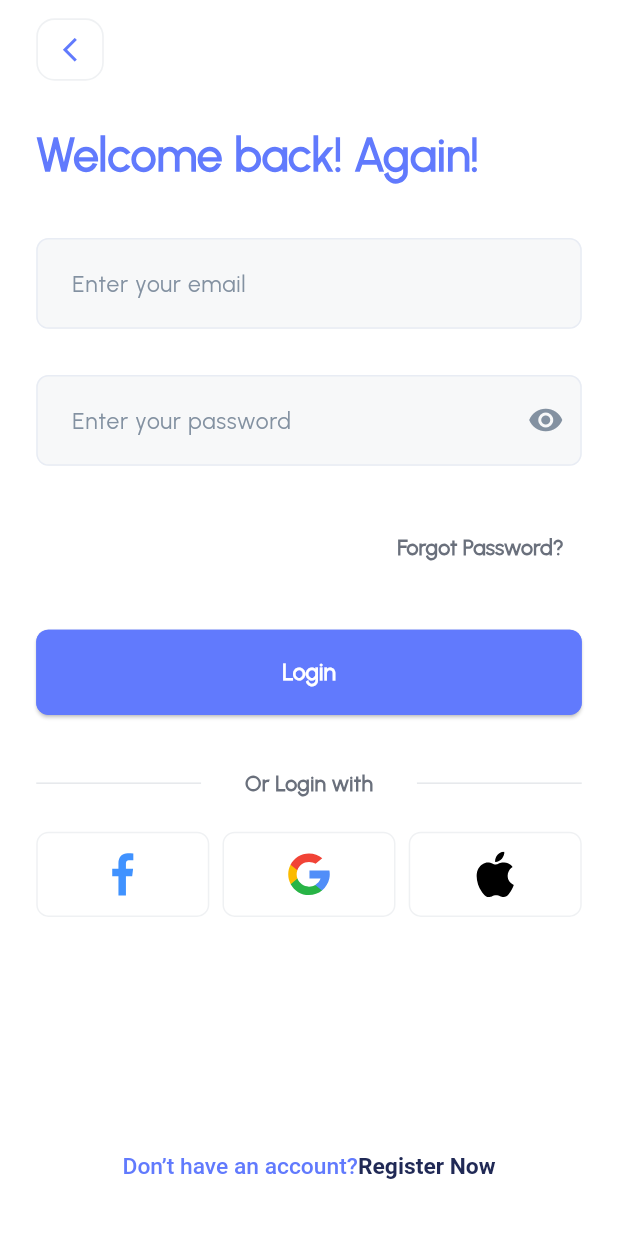
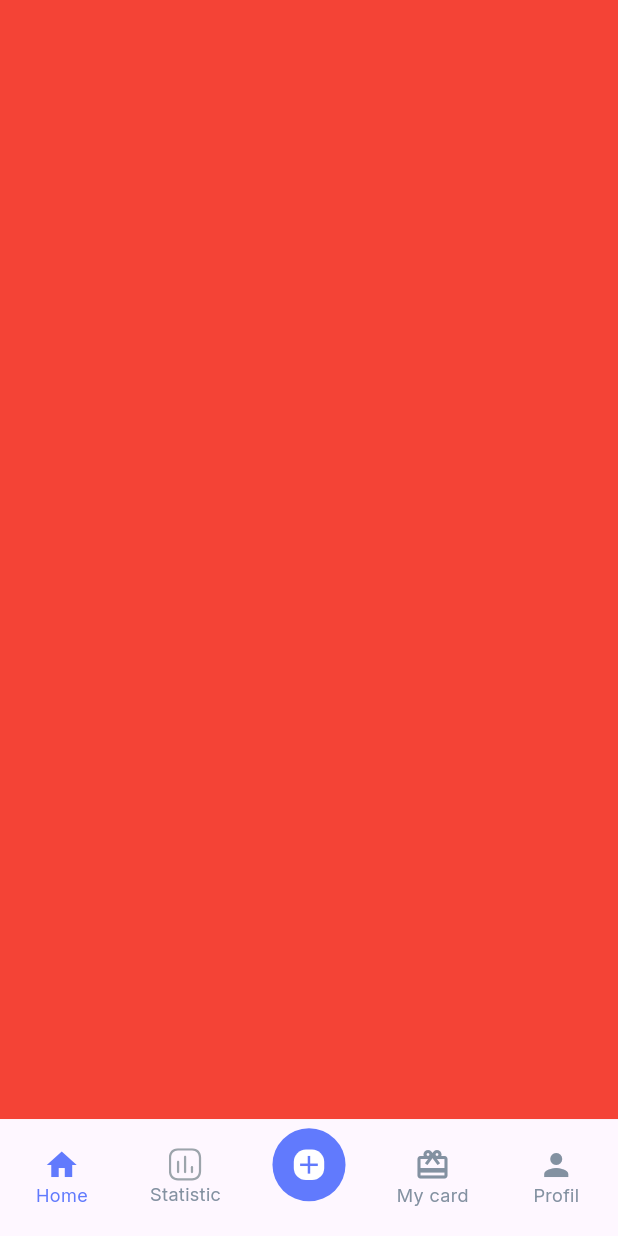
Before and after one commit to Elhaw2003/finance-app, a Flutter app: the screen it shows after launch, after a tap on "Login", on a phone screen of 412 x 824 dp. Run offline on Flutter 3.47's test engine with Material 3 defaults, Android fonts, the phone set to English and light mode, and no system bars; our stand-ins replace flutter_screenutil, flutter_svg, go_router, pin_code_fields.

Commit message:
bottom navigation bar in main done

```diff
--- a/lib/core/routing/app_routes.dart
+++ b/lib/core/routing/app_routes.dart
@@ -4,4 +4,6 @@ class AppRoutes{
   static const otpVerifyScreen = "/otpVerifyScreen";
   static const registerScreen = "/registerScreen";
   static const forgotScreen = "/forgotScreen";
+  static const homeScreen = "/homeScreen";
+  static const mainScreen = "/mainScreen";
 }
--- a/lib/core/routing/router_generation_config.dart
+++ b/lib/core/routing/router_generation_config.dart
@@ -3,6 +3,8 @@ import 'package:finance_app/features/auth/forgot_password/presentation/view/forg
 import 'package:finance_app/features/auth/login/presentation/view/login_screen.dart';
 import 'package:finance_app/features/auth/otp_verification/presentation/view/otp_verification_screen.dart';
 import 'package:finance_app/features/auth/register/presentation/view/register_screen.dart';
+import 'package:finance_app/features/home/presentation/view/home_screen.dart';
+import 'package:finance_app/features/main/pesentation/view/main_screen.dart';
 import 'package:finance_app/features/onboarding/presentation/view/onboarding_screen.dart';
 import 'package:go_router/go_router.dart';
 
@@ -35,6 +37,16 @@ class RouterGenerationConfig {
             name: AppRoutes.otpVerifyScreen,
             builder: (context, state) => const OtpVerificationScreen(),
         ),
+        GoRoute(
+            path: AppRoutes.homeScreen,
+            name: AppRoutes.homeScreen,
+            builder: (context, state) => const HomeScreen(),
+        ),
+        GoRoute(
+            path: AppRoutes.mainScreen,
+            name: AppRoutes.mainScreen,
+            builder: (context, state) => const MainScreen(),
+        ),
       ]
   );
 }
--- a/lib/core/utilities/app_fonts.dart
+++ b/lib/core/utilities/app_fonts.dart
@@ -1,3 +1,4 @@
 class AppFonts{
   static const String mainFont = "Urbanist";
+  static const String inter = "Inter";
 }
--- a/lib/core/utilities/app_texts.dart
+++ b/lib/core/utilities/app_texts.dart
@@ -27,4 +27,8 @@ class AppTexts{
   static const String rememberPassword = "Remember Password?";
   static const String forGotDescription = """Don't worry! It occurs. Please enter the email address linked with your account.""";
   static const String otpDescription = """Enter the verification code we just sent on your email address.""";
+  static const String home = "Home";
+  static const String statistic = "Statistic";
+  static const String myCard = "My card";
+  static const String profile = "Profil";
 }
--- /dev/null
+++ b/lib/features/home/presentation/view/home_screen.dart
@@ -0,0 +1,10 @@
+import 'package:flutter/material.dart';
+
+class HomeScreen extends StatelessWidget {
+  const HomeScreen({super.key});
+
+  @override
+  Widget build(BuildContext context) {
+    return Scaffold();
+  }
+}
--- /dev/null
+++ b/lib/features/main/pesentation/view/main_screen.dart
@@ -0,0 +1,61 @@
+import 'package:finance_app/core/utilities/app_colors.dart';
+import 'package:finance_app/core/utilities/app_fonts.dart';
+import 'package:finance_app/core/utilities/app_texts.dart';
+import 'package:finance_app/features/main/pesentation/view/widgets/bottom_bar_widget.dart';
+import 'package:flutter/material.dart';
+import 'package:flutter_screenutil/flutter_screenutil.dart';
+import 'package:flutter_svg/flutter_svg.dart';
+
+import '../../../../generated/assets.dart';
+
+class MainScreen extends StatefulWidget {
+  const MainScreen({super.key});
+
+  @override
+  State<MainScreen> createState() => _MainScreenState();
+}
+
+class _MainScreenState extends State<MainScreen> {
+  int currentIndex = 0;
+  List<Widget> screens = [
+    Container(
+      color: AppColors.red,
+      width: double.infinity,
+      height: double.infinity,
+    ),
+    Container(
+      color: AppColors.primaryColor,
+      width: double.infinity,
+      height: double.infinity,
+    ),
+    Container(
+      color: AppColors.black202955,
+      width: double.infinity,
+      height: double.infinity,
+    ),
+    Container(
+      color: AppColors.grey,
+      width: double.infinity,
+      height: double.infinity,
+    ),
+    Container(
+      color: AppColors.black202955,
+      width: double.infinity,
+      height: double.infinity,
+    ),
+  ];
+  @override
+  Widget build(BuildContext context) {
+    return Scaffold(
+      body: screens[currentIndex],
+      bottomNavigationBar:BottomBarWidget(
+        currentIndex: currentIndex,
+        onTap: (value){
+          setState(() {
+            currentIndex = value;
+          });
+        },
+      ),
+    );
+  }
+}
--- /dev/null
+++ b/lib/features/main/pesentation/view/widgets/bottom_bar_widget.dart
@@ -0,0 +1,81 @@
+import 'package:flutter/material.dart';
+import 'package:flutter_screenutil/flutter_screenutil.dart';
+import 'package:flutter_svg/svg.dart';
+
+import '../../../../../core/utilities/app_colors.dart';
+import '../../../../../core/utilities/app_fonts.dart';
+import '../../../../../core/utilities/app_texts.dart';
+import '../../../../../generated/assets.dart';
+
+class BottomBarWidget extends StatelessWidget {
+  const BottomBarWidget({super.key, required this.currentIndex, this.onTap});
+  final int currentIndex;
+   final void Function(int)? onTap;
+  @override
+  Widget build(BuildContext context) {
+    return BottomNavigationBar(
+        elevation:0.1,
+        unselectedLabelStyle: TextStyle(
+            color: AppColors.grey,
+            fontWeight: FontWeight.w500,
+            fontSize: 12.sp,
+            fontFamily: AppFonts.inter
+        ),
+        selectedLabelStyle: TextStyle(
+            color: AppColors.primaryColor,
+            fontWeight: FontWeight.w500,
+            fontSize: 12.sp,
+            fontFamily: AppFonts.inter
+        ),
+        type: BottomNavigationBarType.fixed,
+        unselectedItemColor: AppColors.grey,
+        selectedItemColor: AppColors.primaryColor,
+        currentIndex: currentIndex,
+        onTap: onTap,
+        items: [
+          const BottomNavigationBarItem(
+              icon: Icon(Icons.home),
+              label: AppTexts.home
+          ),
+          BottomNavigationBarItem(
+              icon: SvgPicture.asset(Assets.iconsChart),
+              label: AppTexts.statistic
+          ),
+          BottomNavigationBarItem(
+              icon: Container(
+                alignment: Alignment.center,
+                width: 48.sp,
+                height: 48.sp,
+                decoration: const BoxDecoration(
+                  shape: BoxShape.circle,
+                  color: AppColors.primaryColor,
+                ),
+                child: Container(
+                  alignment: Alignment.center,
+                  width: 20.sp,
+                  height: 20.sp,
+                  decoration: BoxDecoration(
+                      borderRadius: BorderRadius.circular(8.r),
+                      color: AppColors.white
+                  ),
+                  child: Icon(
+                    Icons.add,
+                    color: AppColors.primaryColor,
+                    size: 20.sp,
+                  ),
+                ),
+              ),
+              label: ""
+          ),
+          const BottomNavigationBarItem(
+              icon: Icon(Icons.card_giftcard),
+              label: AppTexts.myCard
+          ),
+          const BottomNavigationBarItem(
+              icon: Icon(Icons.person),
+              label: AppTexts.profile
+          ),
+        ]
+    );
+  }
+}
--- a/lib/features/onboarding/presentation/view/onboarding_body.dart
+++ b/lib/features/onboarding/presentation/view/onboarding_body.dart
@@ -24,7 +24,7 @@ class OnboardingBody extends StatelessWidget {
         21.verticalSpace,
          CustomButtonWidget(
           onPressed: (){
-            GoRouter.of(context).pushNamed(AppRoutes.loginScreen);
+            GoRouter.of(context).pushNamed(AppRoutes.mainScreen);
           },
             title: AppTexts.login,
             titleColor: AppColors.white,
--- a/pubspec.yaml
+++ b/pubspec.yaml
@@ -83,6 +83,9 @@ flutter:
     - family: Urbanist
       fonts:
         - asset: assets/fonts/Urbanist-Regular.ttf
+    - family: Inter
+      fonts:
+        - asset: assets/fonts/Inter_18pt-Regular.ttf
   #   - family: Trajan Pro
   #     fonts:
   #       - asset: fonts/TrajanPro.ttf
```
Also changed, not shown: assets/fonts/Inter_18pt-Regular.ttf (added), assets/icons/Chart.svg (added), lib/generated/assets.dart.
